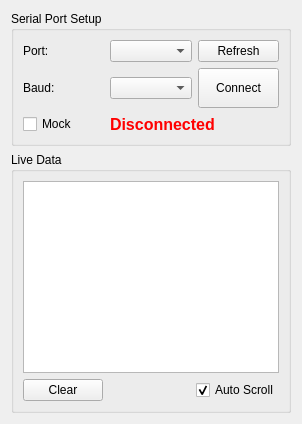
Old version of the form page_serial_connection.ui in the repository weiliankang/fpv-pc-tool.
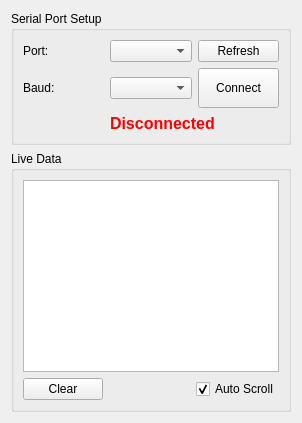
New version of the form.

The edit to the form file:
```diff
--- a/page_serial_connection.ui
+++ b/page_serial_connection.ui
@@ -49,16 +49,6 @@
         </property>
        </widget>
       </item>
-      <item row="2" column="0">
-       <widget class="QCheckBox" name="checkMockMode">
-        <property name="text">
-         <string>Mock</string>
-        </property>
-        <property name="toolTip">
-         <string>启用模拟模式，无需物理串口即可测试 OSD 等功能</string>
-        </property>
-       </widget>
-      </item>
       <item row="2" column="1" colspan="2">
        <widget class="QLabel" name="labelStatus">
         <property name="styleSheet">
```
